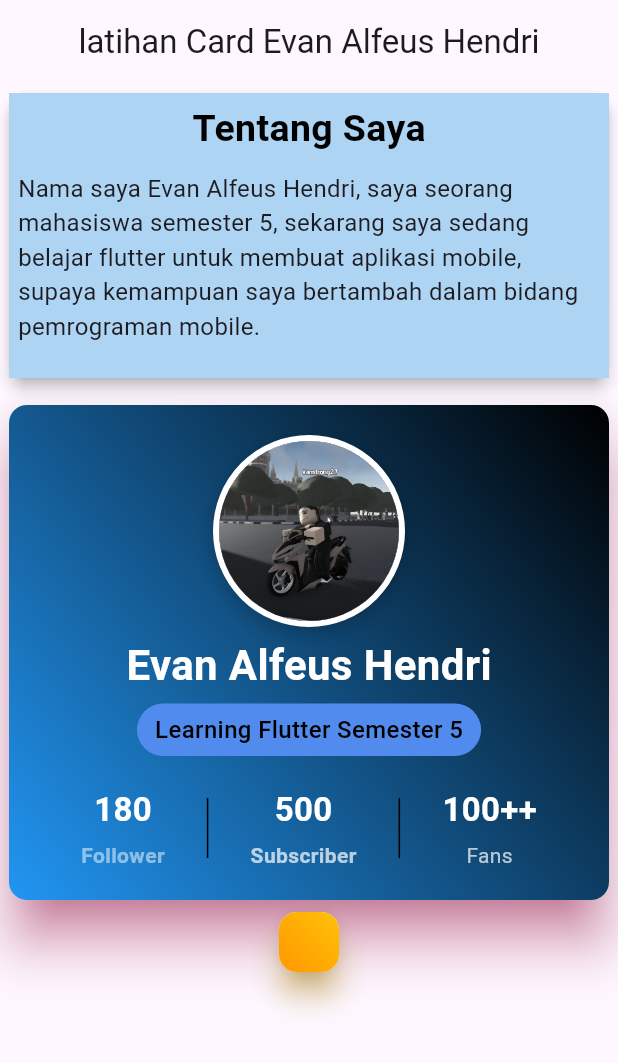
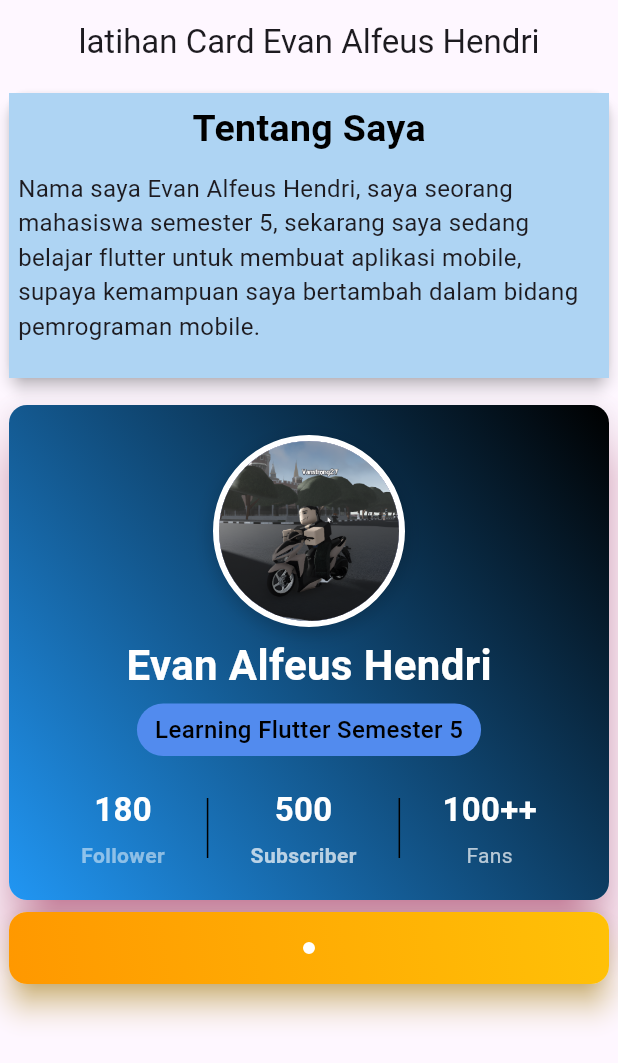
Before and after one commit to vanstrong4/latihan_week_8, a Flutter app: the screen it shows after launch, on a phone screen of 412 x 824 dp. Shown: the top 1063 px of the screen. Run offline on Flutter 3.47's test engine with Material 3 defaults, Android fonts, the phone set to English and light mode, and no system bars.

Commit message:
merubah kotaknya jadi lebar kanan kiri

```diff
--- a/lib/pages/latihan_card_s2.dart
+++ b/lib/pages/latihan_card_s2.dart
@@ -216,7 +216,18 @@ class MyVan extends StatelessWidget {
                         child: Padding(
                           padding: const EdgeInsets.all(20),
                           child: Column(
-
+                            mainAxisAlignment: MainAxisAlignment.center,
+                            children: [
+                              Container(
+                                decoration: BoxDecoration(
+                                  shape: BoxShape.circle,
+                                  border: Border.all(
+                                    color: Colors.white,
+                                    width: 4.0,
+                                  ),
+                                ),
+                              )
+                            ],
                           ),
                         ),
                       ),
```
